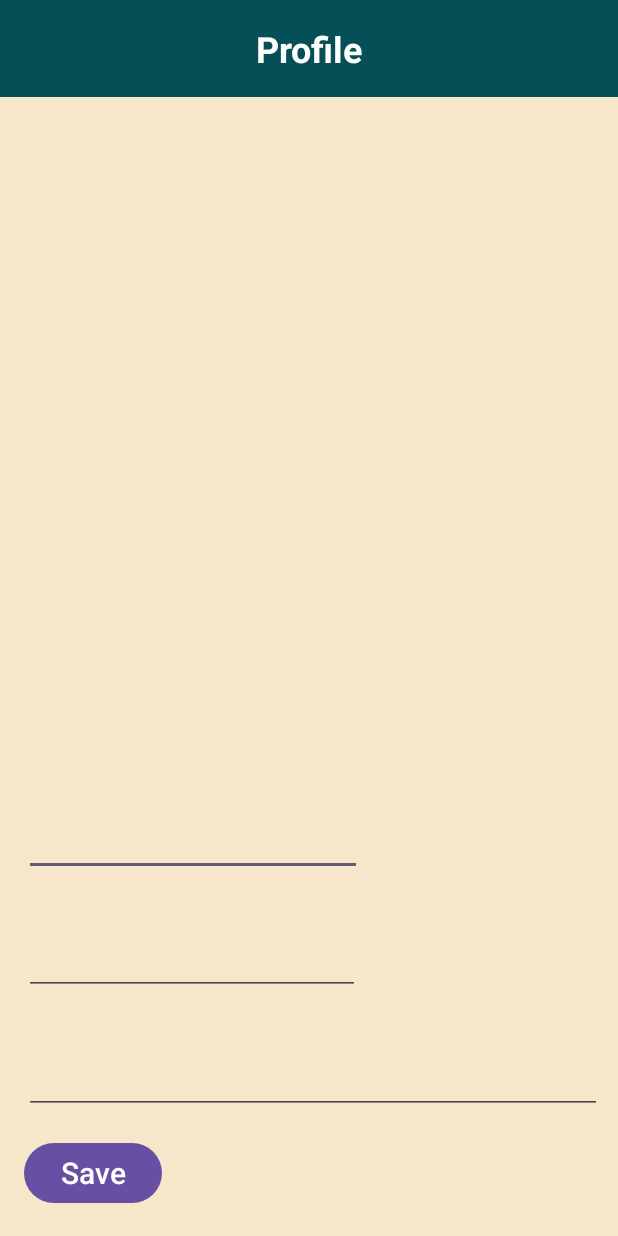
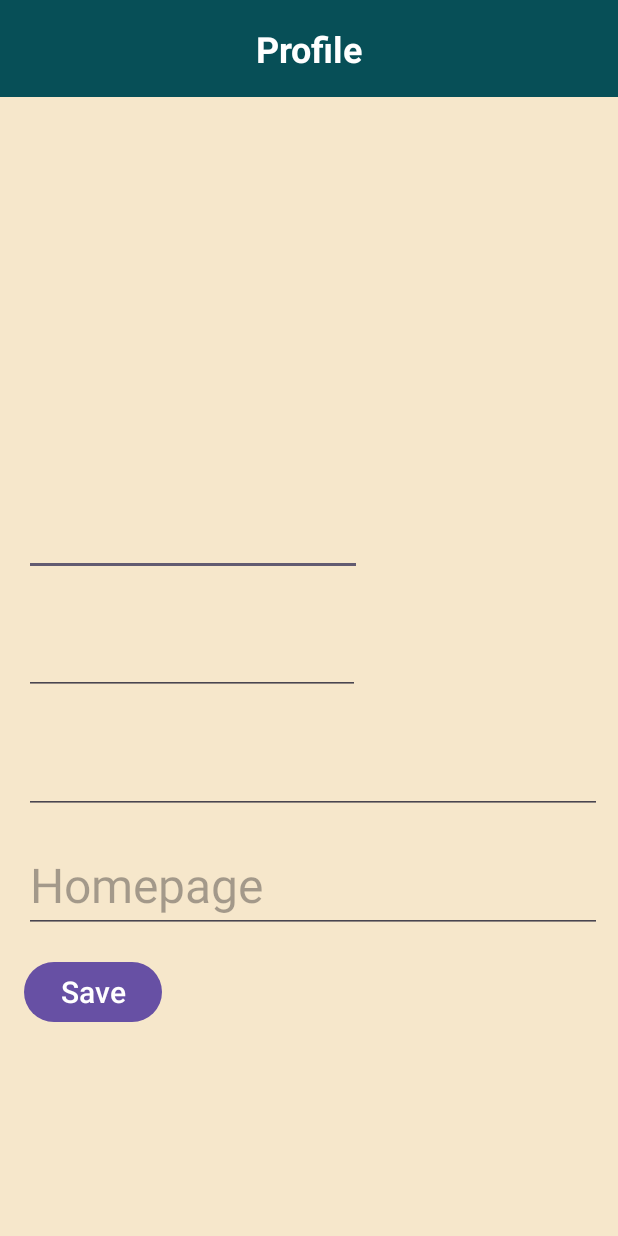
Before and after one commit to CMPUT301W24T10/QR_CHECK_IN, an Android app: the fragment EditProfileFragment shown on its own in the app's theme, on a phone screen of 412 x 824 dp. Run offline under Robolectric (Android 15) with nearby library versions, the light colour scheme and no system bars; our stand-ins replace Firebase (no records; nobody signed in at launch, a user with empty details on screens opened directly); pictures from the network do not load.

Commit message:
Updating attendees to edit profile

```diff
--- a/code/app/src/main/java/com/example/qr_check_in/ui/EditProfile/ProfileImageGenerator.java
+++ b/code/app/src/main/java/com/example/qr_check_in/ui/EditProfile/ProfileImageGenerator.java
@@ -24,14 +24,14 @@ public class ProfileImageGenerator {
                     if (task.isSuccessful()) {
                         DocumentSnapshot document = task.getResult();
                         if (document != null && document.exists()) {
-                            String profileImageURL = document.getString("profileImageURL");
+                            String profileImageURL = document.getString("profileImageUrl");
                             if (profileImageURL == null || profileImageURL.trim().isEmpty()) {
                                 // Profile image URL is blank or not present, generate from name
                                 String name = document.getString("Name");
                                 if (name != null && !name.trim().isEmpty()) {
                                     String generatedImageUrl = generateImageUrlFromName(name);
                                     // Update Firestore document with generated image URL
-                                    document.getReference().update("profileImageURL", generatedImageUrl);
+                                    document.getReference().update("profileImageUrl", generatedImageUrl);
                                     // Create and update defaultProfileImage field
                                     document.getReference().update("defaultProfileImage", true);
                                 }
--- a/code/app/src/main/res/layout/fragment_edit_profile.xml
+++ b/code/app/src/main/res/layout/fragment_edit_profile.xml
@@ -21,8 +21,8 @@
 
     <ImageView
         android:id="@+id/imageViewProfile"
-        android:layout_width="500dp"
-        android:layout_height="400dp"
+        android:layout_width="200dp"
+        android:layout_height="200dp"
         android:layout_alignParentTop="true"
         android:layout_centerHorizontal="true"
         android:layout_marginLeft="16dp"
@@ -58,13 +58,26 @@
         android:inputType="textEmailAddress"
         android:textSize="32sp" />
 
+    <!-- Add EditText field for homepage -->
+
+    <EditText
+        android:id="@+id/editTextHomepage"
+        android:layout_width="385dp"
+        android:layout_height="wrap_content"
+        android:layout_below="@+id/editTextEmail"
+        android:layout_marginLeft="16dp"
+        android:layout_marginTop="15dp"
+        android:hint="Homepage"
+        android:inputType="textUri"
+        android:textSize="32sp" />
+
     <Button
         android:id="@+id/buttonSave"
         android:layout_width="wrap_content"
         android:layout_height="wrap_content"
-        android:layout_below="@+id/editTextEmail"
+        android:layout_below="@+id/editTextHomepage"
         android:layout_marginTop="15dp"
         android:layout_marginLeft="16dp"
         android:text="@string/save_button_text"
         android:textSize="20sp" />
-</RelativeLayout>
+    </RelativeLayout>
--- a/code/app/src/main/res/navigation/mobile_navigation.xml
+++ b/code/app/src/main/res/navigation/mobile_navigation.xml
@@ -31,7 +31,7 @@
 
     <fragment
         android:id="@+id/nav_edit_profile"
-        android:name="com.example.qr_check_in.ui.EditProfile.ProfilePageFragment"
+        android:name="com.example.qr_check_in.ui.EditProfile.EditProfileFragment"
         android:label="@string/menu_edit_profile"
         tools:layout="@layout/fragment_profile_page" />
 
--- a/code/build.gradle.kts
+++ b/code/build.gradle.kts
@@ -1,6 +1,6 @@
 // Top-level build file where you can add configuration options common to all sub-projects/modules.
 plugins {
-    id("com.android.application") version "8.3.1" apply false
+    id("com.android.application") version "8.2.2" apply false
 
     // Add the dependency for the Google services Gradle plugin
     id("com.google.gms.google-services") version "4.4.1" apply false
```
